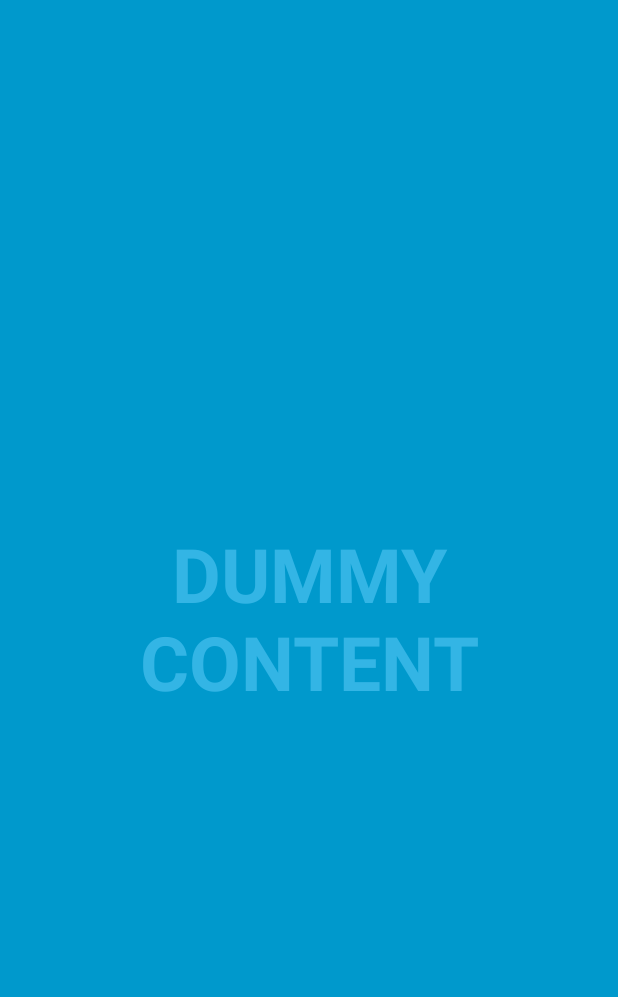
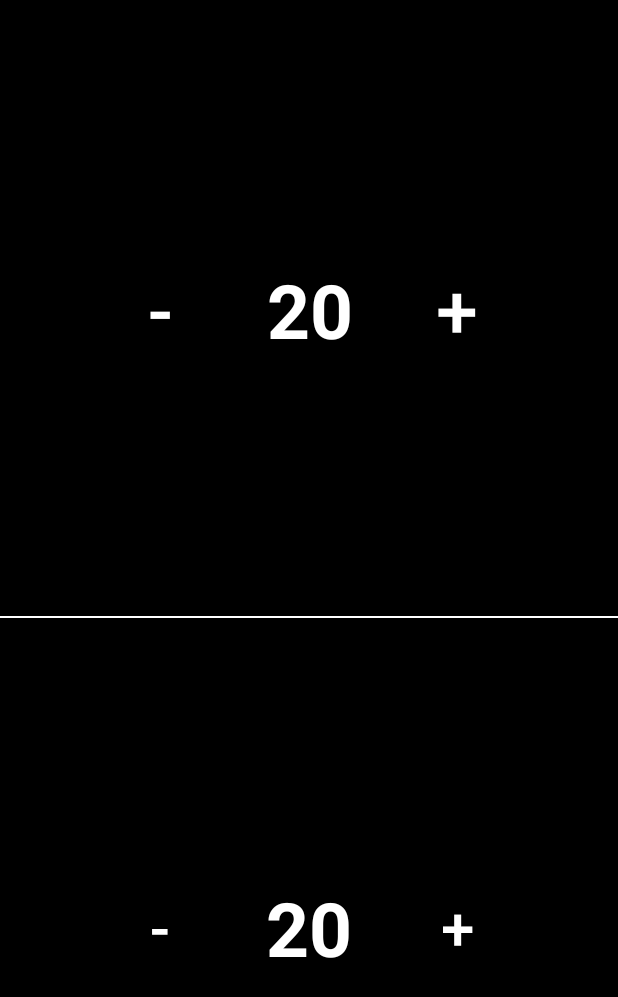
Before and after one commit to GlaserDaniel/MagicLifeCounter, an Android app: the screen it shows after launch (CounterActivity), on a phone screen of 412 x 824 dp. Shown: the top 997 px of the screen. Run offline under Robolectric (Android 15) with nearby library versions, the phone set to English and light mode, and no system bars.

Commit message:
Create first layout

```diff
--- a/counter/build.gradle
+++ b/counter/build.gradle
@@ -24,4 +24,5 @@ dependencies {
     androidTestImplementation 'com.android.support.test:runner:1.0.1'
     androidTestImplementation 'com.android.support.test.espresso:espresso-core:3.0.1'
 
+    implementation 'com.android.support.constraint:constraint-layout:1.1.0'
 }
--- a/counter/src/main/java/de/danielglaser/magiclivecounter/counter/CounterActivity.java
+++ b/counter/src/main/java/de/danielglaser/magiclivecounter/counter/CounterActivity.java
@@ -49,7 +49,7 @@ public class CounterActivity extends AppCompatActivity {
                     | View.SYSTEM_UI_FLAG_HIDE_NAVIGATION);
         }
     };
-    private View mControlsView;
+    //private View mControlsView;
     private final Runnable mShowPart2Runnable = new Runnable() {
         @Override
         public void run() {
@@ -58,7 +58,7 @@ public class CounterActivity extends AppCompatActivity {
             if (actionBar != null) {
                 actionBar.show();
             }
-            mControlsView.setVisibility(View.VISIBLE);
+            //mControlsView.setVisibility(View.VISIBLE);
         }
     };
     private boolean mVisible;
@@ -90,8 +90,8 @@ public class CounterActivity extends AppCompatActivity {
         setContentView(R.layout.activity_counter);
 
         mVisible = true;
-        mControlsView = findViewById(R.id.fullscreen_content_controls);
-        mContentView = findViewById(R.id.fullscreen_content);
+        //mControlsView = findViewById(R.id.fullscreen_content_controls);
+        mContentView = findViewById(R.id.player2LiveText);
 
 
         // Set up the user interaction to manually show or hide the system UI.
@@ -105,7 +105,7 @@ public class CounterActivity extends AppCompatActivity {
         // Upon interacting with UI controls, delay any scheduled hide()
         // operations to prevent the jarring behavior of controls going away
         // while interacting with the UI.
-        findViewById(R.id.dummy_button).setOnTouchListener(mDelayHideTouchListener);
+        //findViewById(R.id.dummy_button).setOnTouchListener(mDelayHideTouchListener);
     }
 
     @Override
@@ -132,7 +132,7 @@ public class CounterActivity extends AppCompatActivity {
         if (actionBar != null) {
             actionBar.hide();
         }
-        mControlsView.setVisibility(View.GONE);
+        //mControlsView.setVisibility(View.GONE);
         mVisible = false;
 
         // Schedule a runnable to remove the status and navigation bar after a delay
--- a/counter/src/main/res/layout/activity_counter.xml
+++ b/counter/src/main/res/layout/activity_counter.xml
@@ -1,51 +1,153 @@
 <?xml version="1.0" encoding="utf-8"?>
 <FrameLayout xmlns:android="http://schemas.android.com/apk/res/android"
+    xmlns:app="http://schemas.android.com/apk/res-auto"
     xmlns:tools="http://schemas.android.com/tools"
     android:layout_width="match_parent"
     android:layout_height="match_parent"
-    android:background="#0099cc"
+    android:background="@android:color/black"
     tools:context=".CounterActivity">
 
     <!-- The primary full-screen view. This can be replaced with whatever view
          is needed to present your content, e.g. VideoView, SurfaceView,
          TextureView, etc. -->
-    <TextView
-        android:id="@+id/fullscreen_content"
+    <android.support.constraint.ConstraintLayout
         android:layout_width="match_parent"
-        android:layout_height="match_parent"
-        android:gravity="center"
-        android:keepScreenOn="true"
-        android:text="@string/dummy_content"
-        android:textColor="#33b5e5"
-        android:textSize="50sp"
-        android:textStyle="bold" />
+        android:layout_height="match_parent">
+
+        <TextView
+            android:id="@+id/player1LiveText"
+            android:layout_width="wrap_content"
+            android:layout_height="wrap_content"
+            android:layout_marginBottom="8dp"
+            android:layout_marginEnd="8dp"
+            android:layout_marginLeft="8dp"
+            android:layout_marginRight="8dp"
+            android:layout_marginStart="8dp"
+            android:layout_marginTop="8dp"
+            android:gravity="center"
+            android:keepScreenOn="true"
+            android:text="20"
+            android:textColor="@android:color/white"
+            android:textSize="50sp"
+            android:textStyle="bold"
+            app:layout_constraintBottom_toTopOf="@+id/horizontalGuideline"
+            app:layout_constraintEnd_toEndOf="parent"
+            app:layout_constraintHorizontal_bias="0.501"
+            app:layout_constraintStart_toStartOf="parent"
+            app:layout_constraintTop_toTopOf="parent" />
+
+        <TextView
+            android:id="@+id/player2LiveText"
+            android:layout_width="wrap_content"
+            android:layout_height="wrap_content"
+            android:layout_marginBottom="8dp"
+            android:layout_marginEnd="8dp"
+            android:layout_marginLeft="8dp"
+            android:layout_marginRight="8dp"
+            android:layout_marginStart="8dp"
+            android:layout_marginTop="8dp"
+            android:gravity="center"
+            android:keepScreenOn="true"
+            android:text="20"
+            android:textColor="@android:color/white"
+            android:textSize="50sp"
+            android:textStyle="bold"
+            app:layout_constraintBottom_toBottomOf="parent"
+            app:layout_constraintEnd_toEndOf="parent"
+            app:layout_constraintStart_toStartOf="parent"
+            app:layout_constraintTop_toTopOf="@+id/horizontalGuideline" />
+
+        <android.support.constraint.Guideline
+            android:id="@+id/horizontalGuideline"
+            android:layout_width="wrap_content"
+            android:layout_height="wrap_content"
+            android:orientation="horizontal"
+            app:layout_constraintGuide_percent="0.5" />
+
+        <ImageView
+            android:id="@+id/imageView"
+            android:layout_width="0dp"
+            android:layout_height="1dp"
+            app:layout_constraintBottom_toTopOf="@+id/horizontalGuideline"
+            app:layout_constraintEnd_toEndOf="parent"
+            app:layout_constraintStart_toStartOf="parent"
+            app:srcCompat="@android:color/white" />
+
+        <Button
+            android:id="@+id/player1MinusButton"
+            style="@style/Widget.AppCompat.Button.Borderless"
+            android:layout_width="0dp"
+            android:layout_height="0dp"
+            android:layout_marginBottom="8dp"
+            android:layout_marginLeft="8dp"
+            android:layout_marginStart="8dp"
+            android:layout_marginTop="8dp"
+            android:text="-"
+            android:textColor="@android:color/white"
+            android:textSize="50sp"
+            app:layout_constraintBottom_toTopOf="@+id/horizontalGuideline"
+            app:layout_constraintEnd_toStartOf="@+id/player1PlusButton"
+            app:layout_constraintHorizontal_bias="0.5"
+            app:layout_constraintStart_toStartOf="parent"
+            app:layout_constraintTop_toTopOf="parent" />
+
+        <Button
+            android:id="@+id/player1PlusButton"
+            style="@style/Widget.AppCompat.Button.Borderless"
+            android:layout_width="0dp"
+            android:layout_height="0dp"
+            android:layout_marginBottom="8dp"
+            android:layout_marginEnd="8dp"
+            android:layout_marginRight="8dp"
+            android:layout_marginTop="8dp"
+            android:text="+"
+            android:textColor="@android:color/white"
+            android:textSize="50sp"
+            app:layout_constraintBottom_toTopOf="@+id/horizontalGuideline"
+            app:layout_constraintEnd_toEndOf="parent"
+            app:layout_constraintHorizontal_bias="0.5"
+            app:layout_constraintStart_toEndOf="@+id/player1MinusButton"
+            app:layout_constraintTop_toTopOf="parent" />
+
+        <Button
+            android:id="@+id/player2MinusButton"
+            style="@style/Widget.AppCompat.Button.Borderless"
+            android:layout_width="0dp"
+            android:layout_height="0dp"
+            android:layout_marginBottom="8dp"
+            android:layout_marginLeft="8dp"
+            android:layout_marginStart="8dp"
+            android:layout_marginTop="8dp"
+            android:text="-"
+            android:textColor="@android:color/white"
+            android:textSize="40sp"
+            app:layout_constraintBottom_toBottomOf="parent"
+            app:layout_constraintEnd_toStartOf="@+id/player1PlusButton"
+            app:layout_constraintHorizontal_bias="0.5"
+            app:layout_constraintStart_toStartOf="parent"
+            app:layout_constraintTop_toTopOf="@+id/horizontalGuideline" />
+
+        <Button
+            android:id="@+id/player2PlusButton"
+            style="@style/Widget.AppCompat.Button.Borderless"
+            android:layout_width="0dp"
+            android:layout_height="0dp"
+            android:layout_marginBottom="8dp"
+            android:layout_marginEnd="8dp"
+            android:layout_marginRight="8dp"
+            android:layout_marginTop="8dp"
+            android:text="+"
+            android:textColor="@android:color/white"
+            android:textSize="40sp"
+            app:layout_constraintBottom_toBottomOf="parent"
+            app:layout_constraintEnd_toEndOf="parent"
+            app:layout_constraintHorizontal_bias="0.5"
+            app:layout_constraintStart_toEndOf="@+id/player2MinusButton"
+            app:layout_constraintTop_toTopOf="@+id/horizontalGuideline" />
+
+    </android.support.constraint.ConstraintLayout>
 
     <!-- This FrameLayout insets its children based on system windows using
          android:fitsSystemWindows. -->
-    <FrameLayout
-        android:layout_width="match_parent"
-        android:layout_height="match_parent"
-        android:fitsSystemWindows="true">
-
-        <LinearLayout
-            android:id="@+id/fullscreen_content_controls"
-            style="?metaButtonBarStyle"
-            android:layout_width="match_parent"
-            android:layout_height="wrap_content"
-            android:layout_gravity="bottom|center_horizontal"
-            android:background="@color/black_overlay"
-            android:orientation="horizontal"
-            tools:ignore="UselessParent">
-
-            <Button
-                android:id="@+id/dummy_button"
-                style="?metaButtonBarButtonStyle"
-                android:layout_width="0dp"
-                android:layout_height="wrap_content"
-                android:layout_weight="1"
-                android:text="@string/dummy_button" />
-
-        </LinearLayout>
-    </FrameLayout>
 
 </FrameLayout>
```
